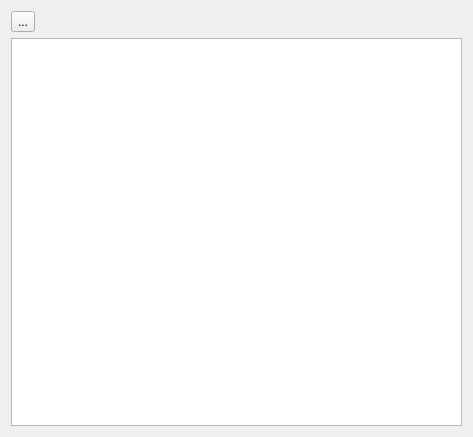
Old version of the form viewlista.ui in the repository Garoth93/Confronta-csv.
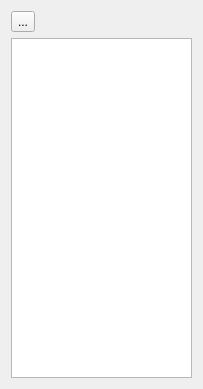
New version of the form.

Patch:
```diff
--- a/viewlista.ui
+++ b/viewlista.ui
@@ -6,8 +6,8 @@
    <rect>
     <x>0</x>
     <y>0</y>
-    <width>473</width>
-    <height>437</height>
+    <width>203</width>
+    <height>389</height>
    </rect>
   </property>
   <property name="windowTitle">
```
